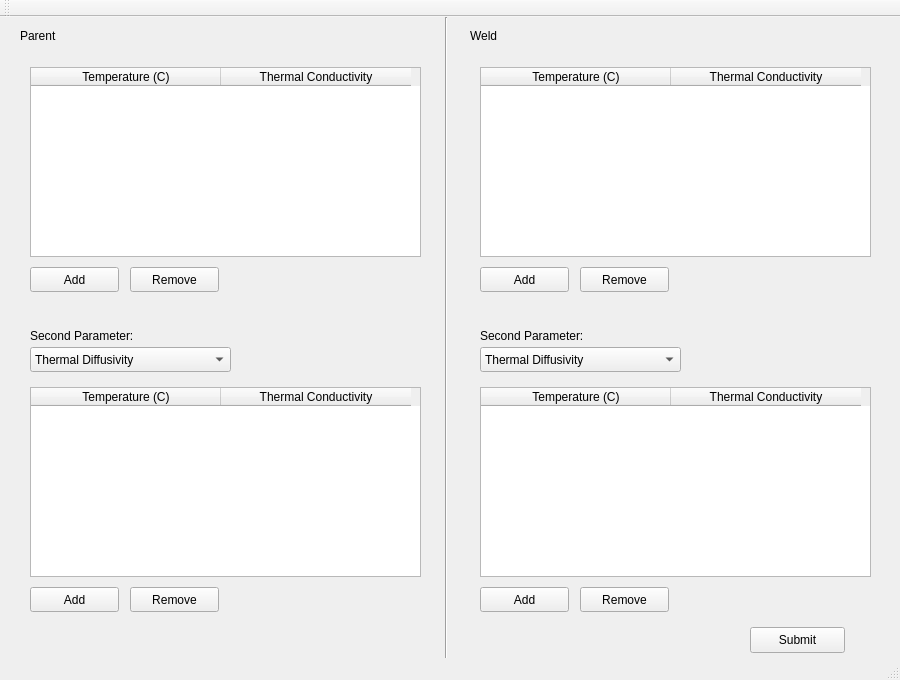
j446edf/welding_workbench_mirror, file GUI/moduleMatProp.ui: the form before one commit.
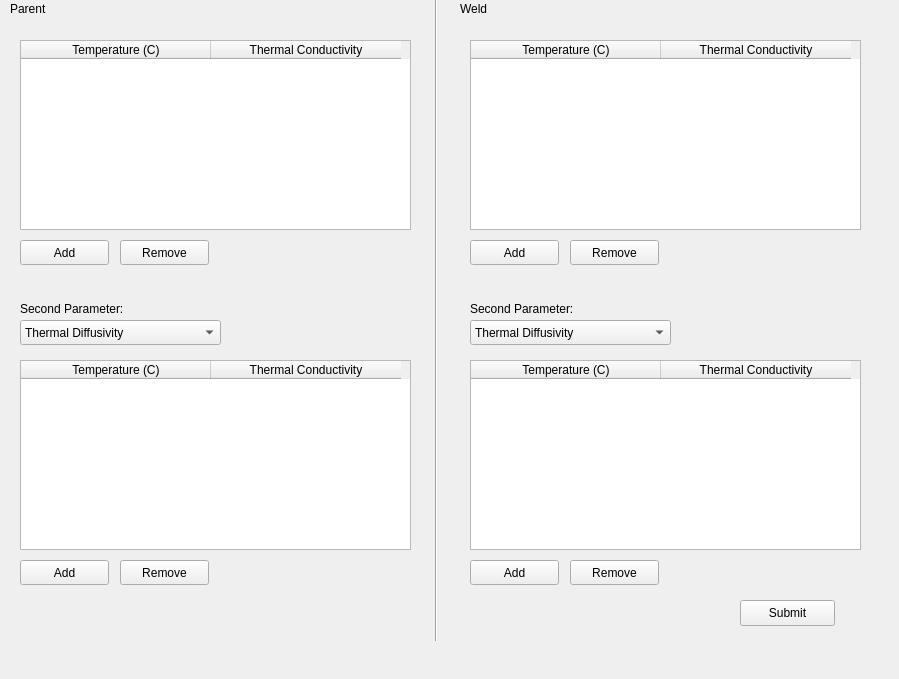
The form after the commit.

Commit message: [#9]: heatsource calib window and submodules updated

```diff
--- a/GUI/moduleMatProp.ui
+++ b/GUI/moduleMatProp.ui
@@ -1,87 +1,23 @@
 <?xml version="1.0" encoding="UTF-8"?>
 <ui version="4.0">
- <class>moduleMatProp</class>
- <widget class="QMainWindow" name="moduleMatProp">
+ <class>Form</class>
+ <widget class="QWidget" name="Form">
   <property name="geometry">
    <rect>
     <x>0</x>
     <y>0</y>
-    <width>900</width>
-    <height>680</height>
+    <width>899</width>
+    <height>679</height>
    </rect>
   </property>
   <property name="windowTitle">
    <string>MainWindow</string>
   </property>
-  <widget class="QWidget" name="centralWidget">
-   <widget class="QTableWidget" name="Table_P1">
-    <property name="geometry">
-     <rect>
-      <x>30</x>
-      <y>50</y>
-      <width>391</width>
-      <height>190</height>
-     </rect>
-    </property>
-    <property name="sizePolicy">
-     <sizepolicy hsizetype="Expanding" vsizetype="Expanding">
-      <horstretch>0</horstretch>
-      <verstretch>0</verstretch>
-     </sizepolicy>
-    </property>
-    <property name="sizeAdjustPolicy">
-     <enum>QAbstractScrollArea::AdjustIgnored</enum>
-    </property>
-    <property name="alternatingRowColors">
-     <bool>false</bool>
-    </property>
-    <property name="showGrid">
-     <bool>true</bool>
-    </property>
-    <property name="rowCount">
-     <number>0</number>
-    </property>
-    <property name="columnCount">
-     <number>2</number>
-    </property>
-    <attribute name="horizontalHeaderCascadingSectionResizes">
-     <bool>true</bool>
-    </attribute>
-    <attribute name="horizontalHeaderDefaultSectionSize">
-     <number>190</number>
-    </attribute>
-    <attribute name="horizontalHeaderMinimumSectionSize">
-     <number>32</number>
-    </attribute>
-    <column>
-     <property name="text">
-      <string>Temperature (C)</string>
-     </property>
-    </column>
-    <column>
-     <property name="text">
-      <string>Thermal Conductivity</string>
-     </property>
-    </column>
-   </widget>
-   <widget class="QLabel" name="P">
-    <property name="geometry">
-     <rect>
-      <x>20</x>
-      <y>10</y>
-      <width>74</width>
-      <height>18</height>
-     </rect>
-    </property>
-    <property name="text">
-     <string>Parent</string>
-    </property>
-   </widget>
    <widget class="QLabel" name="W">
     <property name="geometry">
      <rect>
-      <x>470</x>
-      <y>10</y>
+     <x>460</x>
+     <y>0</y>
       <width>74</width>
       <height>18</height>
      </rect>
@@ -90,24 +26,11 @@
      <string>Weld</string>
     </property>
    </widget>
-   <widget class="QLabel" name="P2_label">
-    <property name="geometry">
-     <rect>
-      <x>30</x>
-      <y>310</y>
-      <width>151</width>
-      <height>18</height>
-     </rect>
-    </property>
-    <property name="text">
-     <string>Second Parameter:</string>
-    </property>
-   </widget>
    <widget class="QLabel" name="W2_label">
     <property name="geometry">
      <rect>
-      <x>480</x>
-      <y>310</y>
+     <x>470</x>
+     <y>300</y>
       <width>151</width>
       <height>18</height>
      </rect>
@@ -116,11 +39,122 @@
      <string>Second Parameter:</string>
     </property>
    </widget>
+  <widget class="QLabel" name="P">
+   <property name="geometry">
+    <rect>
+     <x>10</x>
+     <y>0</y>
+     <width>74</width>
+     <height>18</height>
+    </rect>
+   </property>
+   <property name="text">
+    <string>Parent</string>
+   </property>
+  </widget>
+  <widget class="QPushButton" name="button_remove3">
+   <property name="geometry">
+    <rect>
+     <x>570</x>
+     <y>240</y>
+     <width>89</width>
+     <height>25</height>
+    </rect>
+   </property>
+   <property name="text">
+    <string>Remove</string>
+   </property>
+  </widget>
+  <widget class="QPushButton" name="button_add2">
+   <property name="geometry">
+    <rect>
+     <x>20</x>
+     <y>560</y>
+     <width>89</width>
+     <height>25</height>
+    </rect>
+   </property>
+   <property name="text">
+    <string>Add</string>
+   </property>
+  </widget>
+  <widget class="QLabel" name="P2_label">
+   <property name="geometry">
+    <rect>
+     <x>20</x>
+     <y>300</y>
+     <width>151</width>
+     <height>18</height>
+    </rect>
+   </property>
+   <property name="text">
+    <string>Second Parameter:</string>
+   </property>
+  </widget>
+  <widget class="QPushButton" name="button_remove2">
+   <property name="geometry">
+    <rect>
+     <x>120</x>
+     <y>560</y>
+     <width>89</width>
+     <height>25</height>
+    </rect>
+   </property>
+   <property name="text">
+    <string>Remove</string>
+   </property>
+  </widget>
+  <widget class="QComboBox" name="W2">
+   <property name="geometry">
+    <rect>
+     <x>470</x>
+     <y>320</y>
+     <width>201</width>
+     <height>25</height>
+    </rect>
+   </property>
+   <item>
+    <property name="text">
+     <string>Thermal Diffusivity</string>
+    </property>
+   </item>
+   <item>
+    <property name="text">
+     <string>Enthalpy</string>
+    </property>
+   </item>
+  </widget>
+  <widget class="QPushButton" name="button_add1">
+   <property name="geometry">
+    <rect>
+     <x>20</x>
+     <y>240</y>
+     <width>89</width>
+     <height>25</height>
+    </rect>
+   </property>
+   <property name="text">
+    <string>Add</string>
+   </property>
+  </widget>
+  <widget class="QPushButton" name="button_remove1">
+   <property name="geometry">
+    <rect>
+     <x>120</x>
+     <y>240</y>
+     <width>89</width>
+     <height>25</height>
+    </rect>
+   </property>
+   <property name="text">
+    <string>Remove</string>
+   </property>
+  </widget>
    <widget class="Line" name="split">
     <property name="geometry">
      <rect>
-      <x>436</x>
-      <y>0</y>
+     <x>426</x>
+     <y>-10</y>
       <width>20</width>
       <height>651</height>
      </rect>
@@ -129,55 +163,118 @@
      <enum>Qt::Vertical</enum>
     </property>
    </widget>
-   <widget class="QTableWidget" name="Table_W1">
-    <property name="geometry">
-     <rect>
-      <x>480</x>
-      <y>50</y>
-      <width>391</width>
-      <height>190</height>
-     </rect>
-    </property>
-    <property name="sizeAdjustPolicy">
-     <enum>QAbstractScrollArea::AdjustIgnored</enum>
-    </property>
-    <property name="alternatingRowColors">
-     <bool>false</bool>
-    </property>
-    <property name="showGrid">
-     <bool>true</bool>
-    </property>
-    <property name="rowCount">
-     <number>0</number>
-    </property>
-    <property name="columnCount">
-     <number>2</number>
-    </property>
-    <attribute name="horizontalHeaderCascadingSectionResizes">
-     <bool>true</bool>
-    </attribute>
-    <attribute name="horizontalHeaderDefaultSectionSize">
-     <number>190</number>
-    </attribute>
-    <attribute name="horizontalHeaderMinimumSectionSize">
-     <number>32</number>
-    </attribute>
-    <column>
-     <property name="text">
-      <string>Temperature (C)</string>
-     </property>
-    </column>
-    <column>
-     <property name="text">
-      <string>Thermal Conductivity</string>
-     </property>
-    </column>
-   </widget>
    <widget class="QTableWidget" name="Table_P2">
     <property name="geometry">
      <rect>
-      <x>30</x>
-      <y>370</y>
+     <x>20</x>
+     <y>360</y>
+     <width>391</width>
+     <height>190</height>
+    </rect>
+   </property>
+   <property name="sizeAdjustPolicy">
+    <enum>QAbstractScrollArea::AdjustIgnored</enum>
+   </property>
+   <property name="alternatingRowColors">
+    <bool>false</bool>
+   </property>
+   <property name="showGrid">
+    <bool>true</bool>
+   </property>
+   <property name="rowCount">
+    <number>0</number>
+   </property>
+   <property name="columnCount">
+    <number>2</number>
+   </property>
+   <attribute name="horizontalHeaderCascadingSectionResizes">
+    <bool>true</bool>
+   </attribute>
+   <attribute name="horizontalHeaderDefaultSectionSize">
+    <number>190</number>
+   </attribute>
+   <attribute name="horizontalHeaderMinimumSectionSize">
+    <number>32</number>
+   </attribute>
+   <column>
+    <property name="text">
+     <string>Temperature (C)</string>
+    </property>
+   </column>
+   <column>
+    <property name="text">
+     <string>Thermal Conductivity</string>
+    </property>
+   </column>
+  </widget>
+  <widget class="QTableWidget" name="Table_P1">
+   <property name="geometry">
+    <rect>
+     <x>20</x>
+     <y>40</y>
+     <width>391</width>
+     <height>190</height>
+    </rect>
+   </property>
+   <property name="sizePolicy">
+    <sizepolicy hsizetype="Expanding" vsizetype="Expanding">
+     <horstretch>0</horstretch>
+     <verstretch>0</verstretch>
+    </sizepolicy>
+   </property>
+   <property name="sizeAdjustPolicy">
+    <enum>QAbstractScrollArea::AdjustIgnored</enum>
+   </property>
+   <property name="alternatingRowColors">
+    <bool>false</bool>
+   </property>
+   <property name="showGrid">
+    <bool>true</bool>
+   </property>
+   <property name="rowCount">
+    <number>0</number>
+   </property>
+   <property name="columnCount">
+    <number>2</number>
+   </property>
+   <attribute name="horizontalHeaderCascadingSectionResizes">
+    <bool>true</bool>
+   </attribute>
+   <attribute name="horizontalHeaderDefaultSectionSize">
+    <number>190</number>
+   </attribute>
+   <attribute name="horizontalHeaderMinimumSectionSize">
+    <number>32</number>
+   </attribute>
+   <column>
+    <property name="text">
+     <string>Temperature (C)</string>
+    </property>
+   </column>
+   <column>
+    <property name="text">
+     <string>Thermal Conductivity</string>
+    </property>
+   </column>
+  </widget>
+  <widget class="QPushButton" name="button_remove4">
+   <property name="geometry">
+    <rect>
+     <x>570</x>
+     <y>560</y>
+     <width>89</width>
+     <height>25</height>
+    </rect>
+   </property>
+   <property name="text">
+    <string>Remove</string>
+   </property>
+  </widget>
+  <widget class="QTableWidget" name="Table_W1">
+   <property name="geometry">
+    <rect>
+     <x>470</x>
+     <y>40</y>
       <width>391</width>
       <height>190</height>
      </rect>
@@ -220,8 +317,8 @@
    <widget class="QTableWidget" name="Table_W2">
     <property name="geometry">
      <rect>
-      <x>480</x>
-      <y>370</y>
+     <x>470</x>
+     <y>360</y>
       <width>391</width>
       <height>190</height>
      </rect>
@@ -261,11 +358,57 @@
      </property>
     </column>
    </widget>
+  <widget class="QPushButton" name="button_add4">
+   <property name="geometry">
+    <rect>
+     <x>470</x>
+     <y>560</y>
+     <width>89</width>
+     <height>25</height>
+    </rect>
+   </property>
+   <property name="text">
+    <string>Add</string>
+   </property>
+  </widget>
+  <widget class="QPushButton" name="button_add3">
+   <property name="geometry">
+    <rect>
+     <x>470</x>
+     <y>240</y>
+     <width>89</width>
+     <height>25</height>
+    </rect>
+   </property>
+   <property name="text">
+    <string>Add</string>
+   </property>
+  </widget>
+  <widget class="QComboBox" name="P2">
+   <property name="geometry">
+    <rect>
+     <x>20</x>
+     <y>320</y>
+     <width>201</width>
+     <height>25</height>
+    </rect>
+   </property>
+   <item>
+    <property name="text">
+     <string>Thermal Diffusivity</string>
+    </property>
+   </item>
+   <item>
+    <property name="text">
+     <string>Enthalpy</string>
+    </property>
+   </item>
+  </widget>
    <widget class="QPushButton" name="finish">
     <property name="geometry">
      <rect>
-      <x>750</x>
-      <y>610</y>
+     <x>740</x>
+     <y>600</y>
       <width>95</width>
       <height>26</height>
      </rect>
@@ -274,182 +417,7 @@
      <string>Submit</string>
     </property>
    </widget>
-   <widget class="QPushButton" name="button_add1">
-    <property name="geometry">
-     <rect>
-      <x>30</x>
-      <y>250</y>
-      <width>89</width>
-      <height>25</height>
-     </rect>
-    </property>
-    <property name="text">
-     <string>Add</string>
-    </property>
-   </widget>
-   <widget class="QPushButton" name="button_remove1">
-    <property name="geometry">
-     <rect>
-      <x>130</x>
-      <y>250</y>
-      <width>89</width>
-      <height>25</height>
-     </rect>
-    </property>
-    <property name="text">
-     <string>Remove</string>
-    </property>
-   </widget>
-   <widget class="QComboBox" name="P2">
-    <property name="geometry">
-     <rect>
-      <x>30</x>
-      <y>330</y>
-      <width>201</width>
-      <height>25</height>
-     </rect>
-    </property>
-    <item>
-     <property name="text">
-      <string>Thermal Diffusivity</string>
-     </property>
-    </item>
-    <item>
-     <property name="text">
-      <string>Enthalpy</string>
-     </property>
-    </item>
-   </widget>
-   <widget class="QPushButton" name="button_remove2">
-    <property name="geometry">
-     <rect>
-      <x>130</x>
-      <y>570</y>
-      <width>89</width>
-      <height>25</height>
-     </rect>
-    </property>
-    <property name="text">
-     <string>Remove</string>
-    </property>
-   </widget>
-   <widget class="QPushButton" name="button_add2">
-    <property name="geometry">
-     <rect>
-      <x>30</x>
-      <y>570</y>
-      <width>89</width>
-      <height>25</height>
-     </rect>
-    </property>
-    <property name="text">
-     <string>Add</string>
-    </property>
-   </widget>
-   <widget class="QPushButton" name="button_remove3">
-    <property name="geometry">
-     <rect>
-      <x>580</x>
-      <y>250</y>
-      <width>89</width>
-      <height>25</height>
-     </rect>
-    </property>
-    <property name="text">
-     <string>Remove</string>
-    </property>
-   </widget>
-   <widget class="QPushButton" name="button_remove4">
-    <property name="geometry">
-     <rect>
-      <x>580</x>
-      <y>570</y>
-      <width>89</width>
-      <height>25</height>
-     </rect>
-    </property>
-    <property name="text">
-     <string>Remove</string>
-    </property>
-   </widget>
-   <widget class="QComboBox" name="W2">
-    <property name="geometry">
-     <rect>
-      <x>480</x>
-      <y>330</y>
-      <width>201</width>
-      <height>25</height>
-     </rect>
-    </property>
-    <item>
-     <property name="text">
-      <string>Thermal Diffusivity</string>
-     </property>
-    </item>
-    <item>
-     <property name="text">
-      <string>Enthalpy</string>
-     </property>
-    </item>
-   </widget>
-   <widget class="QPushButton" name="button_add4">
-    <property name="geometry">
-     <rect>
-      <x>480</x>
-      <y>570</y>
-      <width>89</width>
-      <height>25</height>
-     </rect>
-    </property>
-    <property name="text">
-     <string>Add</string>
-    </property>
-   </widget>
-   <widget class="QPushButton" name="button_add3">
-    <property name="geometry">
-     <rect>
-      <x>480</x>
-      <y>250</y>
-      <width>89</width>
-      <height>25</height>
-     </rect>
-    </property>
-    <property name="text">
-     <string>Add</string>
-    </property>
-   </widget>
-   <zorder>P</zorder>
-   <zorder>W</zorder>
-   <zorder>P2_label</zorder>
-   <zorder>W2_label</zorder>
-   <zorder>split</zorder>
-   <zorder>Table_W1</zorder>
-   <zorder>Table_P2</zorder>
-   <zorder>Table_W2</zorder>
-   <zorder>finish</zorder>
-   <zorder>Table_P1</zorder>
-   <zorder>button_add1</zorder>
-   <zorder>button_remove1</zorder>
-   <zorder>P2</zorder>
-   <zorder>button_remove2</zorder>
-   <zorder>button_add2</zorder>
-   <zorder>button_remove3</zorder>
-   <zorder>button_remove4</zorder>
-   <zorder>W2</zorder>
-   <zorder>button_add4</zorder>
-   <zorder>button_add3</zorder>
-  </widget>
-  <widget class="QToolBar" name="mainToolBar">
-   <attribute name="toolBarArea">
-    <enum>TopToolBarArea</enum>
-   </attribute>
-   <attribute name="toolBarBreak">
-    <bool>false</bool>
-   </attribute>
-  </widget>
-  <widget class="QStatusBar" name="statusBar"/>
- </widget>
- <layoutdefault spacing="6" margin="11"/>
+ </widget>
  <resources/>
  <connections/>
 </ui>
```
Left out of the diff: 2 changed lines with no effect on the pictures. Lines whose indentation alone changed are shown as unchanged. The commit also changes 8 other files.
